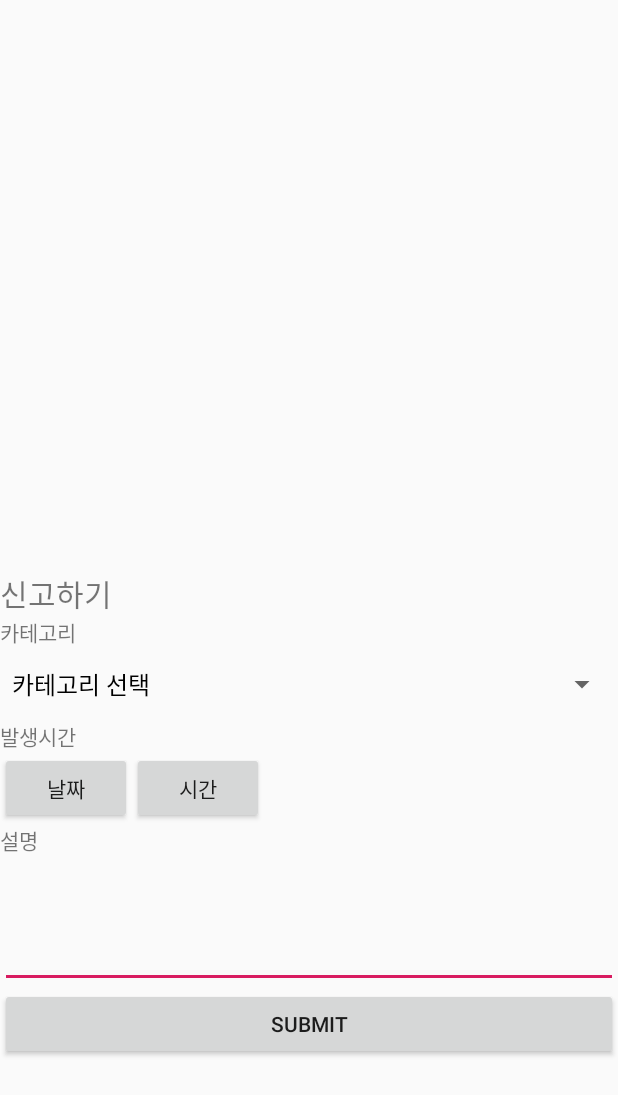
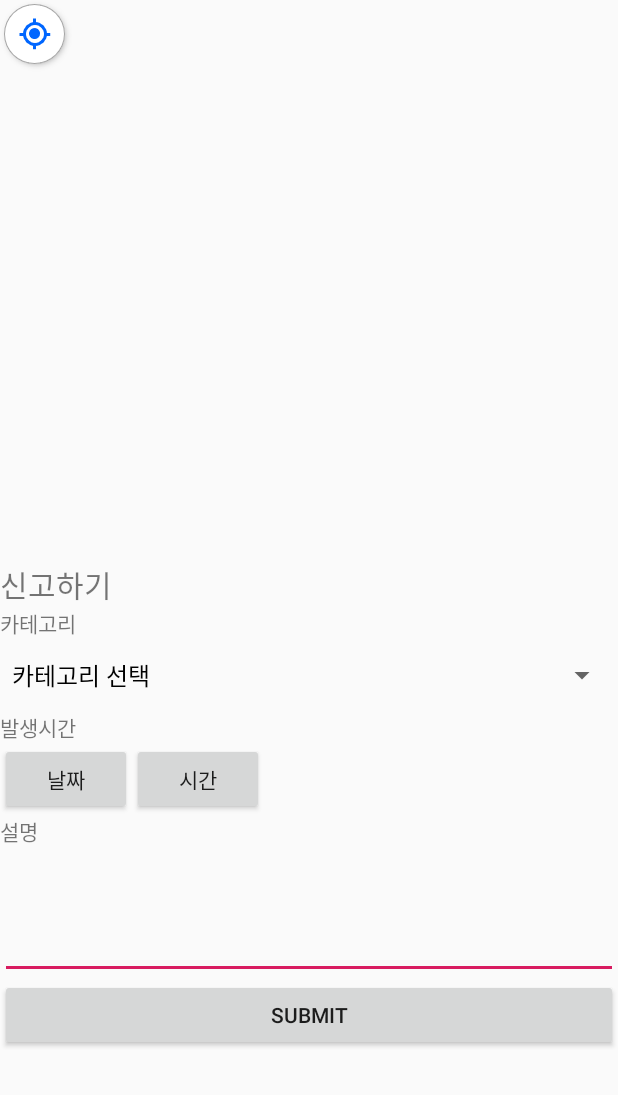
Before and after one commit to enaenen/AntyBeety2, an Android app: the fragment FragmentPrototype shown on its own in the app's theme, on a phone screen of 412 x 824 dp. Shown: the top 1095 px of the screen. Run offline under Robolectric (Android 15) with nearby library versions, the phone set to English and light mode, and no system bars; libraries missing offline, so code that uses them is left out: com.skt; 12 statements that could not run were skipped.

Commit message:
[ISSUE-9] 신고기능 레이아웃 완성(DB 미연결)

```diff
--- a/app/src/main/java/com/example/thingbee_android/FragmentMap.java
+++ b/app/src/main/java/com/example/thingbee_android/FragmentMap.java
@@ -78,7 +78,7 @@ public class FragmentMap extends Fragment implements TMapGpsManager.onLocationCh
     public static final int REQUEST_ACCESS_FINE_LOCATION = 1000;
     public static final int SEARCH_PATH_ACITIVITY = 1;
     public static final int SEARCH_ONE_ACTIVITY =2;
-    private FacilityAnimator animator;
+    private FacilityAnimator animator ;
 
     // OnBackKeyPressedListener 인터페이스를 저장할 stack 만들기
 //    public Stack<OnBackKeyPressedListener> mFragmentBackStack = new Stack<>();
--- a/app/src/main/java/com/example/thingbee_android/FragmentPrototype.java
+++ b/app/src/main/java/com/example/thingbee_android/FragmentPrototype.java
@@ -1,16 +1,22 @@
 package com.example.thingbee_android;
 
 
+import android.Manifest;
 import android.app.DatePickerDialog;
 import android.app.TimePickerDialog;
 import android.content.Context;
 import android.content.Intent;
 import android.content.IntentFilter;
 import android.content.SharedPreferences;
+import android.content.pm.PackageManager;
 import android.graphics.Bitmap;
+import android.graphics.Color;
 import android.location.Location;
+import android.os.Build;
 import android.os.Bundle;
 
+import androidx.annotation.NonNull;
+import androidx.core.app.ActivityCompat;
 import androidx.fragment.app.Fragment;
 import androidx.preference.PreferenceManager;
 
@@ -21,6 +27,7 @@ import android.view.ViewGroup;
 import android.widget.ArrayAdapter;
 import android.widget.Button;
 import android.widget.DatePicker;
+import android.widget.ImageButton;
 import android.widget.LinearLayout;
 import android.widget.Spinner;
 import android.widget.TextView;
@@ -28,23 +35,40 @@ import android.widget.TimePicker;
 import android.widget.Toast;
 
 import com.skt.Tmap.TMapGpsManager;
+import com.skt.Tmap.TMapPoint;
+import com.skt.Tmap.TMapPolyLine;
 import com.skt.Tmap.TMapView;
 
+import org.json.JSONException;
+
+import java.util.ArrayList;
 import java.util.Date;
 
 
 /**
  * A simple {@link Fragment} subclass.
  */
-public class FragmentPrototype extends Fragment implements TMapGpsManager.onLocationChangedCallback {
+public class FragmentPrototype extends Fragment{
 
 
-    private TMapView tMapView;
+    private TMapPolyLine tpolyline;
+
+
+    private boolean compassFlag = false;    //  나침반 모드
+    private boolean sightFlag=false;  // 현 위치 모드
+    private boolean sightCenterFlag=false;
+    private TMapPoint tpoint;
+    private Context mContext =null;
+    public static final int REQUEST_ACCESS_FINE_LOCATION = 1000;
+
     private Bitmap bitmap;
     private ViewGroup view;
-    private Button dateButton;
-    private Button timeButton;
+    private Button dateButton;//날짜 선택 버튼
+    private Button timeButton;//시간 선택 버튼
+    private Button submit;//확인 버튼
+    private ImageButton btnSight; // 내 위치 버튼
 
+    private TMapView tMapView;
     private TMapGpsManager gps; // 현재 위치 gps
 
     public FragmentPrototype() {
@@ -60,21 +84,48 @@ public class FragmentPrototype extends Fragment implements TMapGpsManager.onLoca
         tMapView = new TMapView(this.getContext());  // 지도 생성
 //        tMapView.setUserScrollZoomEnable(true);
         tMapView.setSKTMapApiKey(getString(R.string.tMapKey));
+        btnSight = view.findViewById(R.id.btnSight);
         relativeLayout.addView(tMapView); // 화면에 지도 추가
         tMapView.setIconVisibility(false);
+        //tMapView.setOnClickListenerCallBack(new FragmentPrototype.MapClickListener());
+        //tMapView.setOnLongClickListenerCallback(new FragmentPrototype.MapLongClickListener());
+        // 지도 스크롤 종료 -> 지도 화면 선택 종료시, 드래그 종료시
+        tMapView.setOnDisableScrollWithZoomLevelListener(new TMapView.OnDisableScrollWithZoomLevelCallback() {
+            @Override
+            public void onDisableScrollWithZoomLevelEvent(float zoom, TMapPoint centerPoint) {
+                // 현 위치 모드 또는 나침반모드가 켜져 있으면
+                if(sightFlag){
+                    getActivity().runOnUiThread(new Runnable() {
+                        @Override
+                        public void run() {
+                            btnSight.setImageResource(R.drawable.location_not_center);
+                        }
+                    });
+                    sightFlag = false;
+                    sightCenterFlag = false;
+                    compassFlag = false;
+                }
+            }
+        });
+        initGps();
+        view.findViewById(R.id.btnSight).setOnClickListener(new View.OnClickListener() {
+            @Override
+            public void onClick(View view) {
+                onSight(view);
+            }
+        });
+
         dateButton=view.findViewById(R.id.dateBtn);
         timeButton=view.findViewById(R.id.timeBtn);
+        submit = view.findViewById(R.id.submitButton);
 
 //        tMapView.setCenterPoint( 126.985302, 37.570841 ); // 지도 중심 화면 조정
-
+        //카테고리 선택 설정
         final Spinner category_spinner = (Spinner)view.findViewById(R.id.categorySpinner);
         String[] categories = getResources().getStringArray(R.array.categoryArray);
         final ArrayAdapter<String> category_adapter = new ArrayAdapter<String>(this.getContext(),R.layout.support_simple_spinner_dropdown_item,categories);
         category_spinner.setAdapter(category_adapter);
-
-
-
-
+        // 날짜 선택버튼 리스너 부착
         dateButton.setOnClickListener(new View.OnClickListener() {
             @Override
             public void onClick(View view) {
@@ -92,8 +143,9 @@ public class FragmentPrototype extends Fragment implements TMapGpsManager.onLoca
                 datePickerDialog.show();
             }
         });
+
+        // 시간 선택버튼 리스너 부착
         timeButton.setOnClickListener(new View.OnClickListener(){
-
             @Override
             public void onClick(View view) {
                 long now = System.currentTimeMillis();
@@ -101,21 +153,138 @@ public class FragmentPrototype extends Fragment implements TMapGpsManager.onLoca
                 TimePickerDialog timePickerDialog =  new TimePickerDialog(view.getContext(), new TimePickerDialog.OnTimeSetListener() {
                     @Override
                     public void onTimeSet(TimePicker timePicker, int i, int i1) {
-
                     }
                 },date.getHours(),date.getMinutes(),false);
                 timePickerDialog.show();
 
             }
         });
+        btnSight.setOnClickListener(new View.OnClickListener(){
+            @Override
+            public void onClick(View view) {
+                onSight(view);
+            }
+        });
+
+        submit.setOnClickListener(new View.OnClickListener(){
+            @Override
+            public void onClick(View view) {
+                tpoint=tMapView.getCenterPoint();
+                Toast.makeText(mContext.getApplicationContext(), ""+tpoint.getLatitude()+tpoint.getLongitude(),Toast.LENGTH_LONG).show();
+            }
+        });
 
         return view;
-
     }
 
+    @Override
+    public void onAttach(@NonNull Context context) {
+        super.onAttach(context);
+        mContext = context;
+    }
 
+    public void initGps() {
+        // gps 관련
+        gps = new TMapGpsManager(this.getContext());
+        gps.setMinTime(1000);
+        gps.setMinDistance(5);
+        gps.setProvider(gps.NETWORK_PROVIDER);  // 연결된 인터넷으로 현 위치를 받는다
+//        gps.setProvider(gps.GPS_PROVIDER);    // GPS로 현 위치를 잡는다
+        // 시작할 때 위치모드가 켜져 있으면 시작 위치로 바로 이동
+        if(checkLocationPermission() == true) {
+            showPresentLocation();
+        }
+    }
+    // 버튼 클릭했을 때 메소드 분기
+    public void onSight(View view){
+        // 현위치, 나침반 모드 끄기
+        if (sightFlag == true && compassFlag == true) {
+
+            hidePresentLocation();
+        }
+        // 현위치만 표시되어있을때 나침반 모드 켜기
+        else if(sightFlag == true){
+
+            onCompassMode();
+        }
+        // 현 위치 모드 켜기
+        else {
+            if(checkLocationPermission() == true) {
+                showPresentLocation();
+            }
+        }
+    }
+    // 나침반 모드 켜기 ( 현재 위치 켜져 있을 때만 )
+    public void onCompassMode(){
+        if(sightCenterFlag == false){   // 현재 위치가 화면 중심이 아니면 중심으로 이동
+            tMapView.setTrackingMode(true);
+            sightCenterFlag = true; // 현재 위치가 중심 = true
+            return ;
+        }
+        tMapView.setSightVisible(true); // 시야 표시
+        tMapView.setCompassMode(true);  // 나침반 모드 ON
+        compassFlag = true;             // 나침반 Flag on
+        btnSight.setImageResource(R.drawable.compass);
+    }
+
+    // 현재 위치 표시 -- 마커 이미지는 안됨
+    public void showPresentLocation() {
+        gps.OpenGps();  // GPS 키고
+        tMapView.setTrackingMode(true); //  현재 위치 트래킹
+        tMapView.setIconVisibility(true);   // 현 위치 아이콘 표시
+
+        sightFlag =true;    // 현 위치 모드 TRUE
+        sightCenterFlag = true;     // 현재 위치가 화면 중심이다 ㅇㅇ
+        btnSight.setImageResource(R.drawable.location_click);   // 이미지 변경
+    }
+
+    // 현재 위치 끄기, 나침반도 같이 끄기
+    public void hidePresentLocation(){
+        gps.CloseGps();
+        TMapGpsManager temp = gps;
+        tMapView.setIconVisibility(false); // 현재 위치 아이콘 숨기기
+        tMapView.setSightVisible(false);    // 시야표시 숨기기
+        tMapView.setTrackingMode(false);    // 현재 위치 트래킹 끄기
+        tMapView.setCompassMode(false); // 나침반 모드 끄기
+        sightFlag = false;
+        compassFlag =false;
+        btnSight.setImageResource(R.drawable.location);
+    }
     @Override
-    public void onLocationChange(Location location) {
+    public void onRequestPermissionsResult(int requestCode, @NonNull String[] permissions, @NonNull int[] grantResults) {
+        super.onRequestPermissionsResult(requestCode, permissions, grantResults);
+        // grantResults[0] 거부 -> -1
+        // grantResults[0] 허용 -> 0 (PackageManager.PERMISSION_GRANTED)
 
+        // 권한 획득
+        if(grantResults[0] == PackageManager.PERMISSION_GRANTED){
+            showPresentLocation();
+        }
+        // 권한 거부
+        else {
+            return ;
+        }
+    }
+
+    // 위치 권한 확인하기
+    public boolean checkLocationPermission() {
+        if(Build.VERSION.SDK_INT >= Build.VERSION_CODES.M){
+            int permissionCheck = ActivityCompat.checkSelfPermission(mContext, Manifest.permission.ACCESS_FINE_LOCATION);
+            int permissionCheck2 = ActivityCompat.checkSelfPermission(mContext, Manifest.permission.ACCESS_COARSE_LOCATION);
+            if(permissionCheck != PackageManager.PERMISSION_GRANTED && permissionCheck2 != PackageManager.PERMISSION_GRANTED) {
+                //권한 없음
+                ActivityCompat.requestPermissions(getActivity(), new String[]{
+                        Manifest.permission.ACCESS_FINE_LOCATION, Manifest.permission.ACCESS_COARSE_LOCATION}, REQUEST_ACCESS_FINE_LOCATION);
+                return false;
+            }
+            else {
+                // 권한 있음
+                return true;
+            }
+        }
+        // 권한 체크 필요 없는 버전
+        else {
+            return true;
+        }
     }
 }
--- a/app/src/main/res/layout/fragment_prototype.xml
+++ b/app/src/main/res/layout/fragment_prototype.xml
@@ -8,23 +8,32 @@
     <LinearLayout
         android:layout_width="match_parent"
         android:layout_height="match_parent"
-        android:id="@+id/linearLayoutTmap"
-        android:layout_weight="3.5"
-        android:orientation="vertical">
-        <!--<LinearLayout-->
-            <!--android:id="@+id/linearLayoutTmap"-->
-            <!--android:layout_width="match_parent"-->
-            <!--android:layout_height="match_parent"-->
-            <!--android:orientation="vertical">-->
-        <!--</LinearLayout>-->
+        android:layout_weight="3">
+    <FrameLayout
+        android:layout_width="match_parent"
+        android:layout_height="match_parent">
+        <LinearLayout
+            android:layout_width="match_parent"
+            android:layout_height="match_parent"
+            android:id="@+id/linearLayoutTmap"
+            android:orientation="vertical">
+        </LinearLayout>
+            <ImageButton
+                android:id="@+id/btnSight"
+                android:layout_alignParentTop="true"
+                android:layout_alignParentRight="true"
+                android:layout_width="wrap_content"
+                android:layout_height="wrap_content"
+                android:padding="0dp"
+                android:src="@drawable/location"
+                android:background="#00000000"/>
+    </FrameLayout>
     </LinearLayout>
     <LinearLayout
         android:layout_width="match_parent"
         android:layout_height="match_parent"
-        android:layout_weight="3"
+        android:layout_weight="2.5"
         android:orientation="vertical">
-
-
         <TextView
             android:layout_width="match_parent"
             android:layout_height="wrap_content"
```
